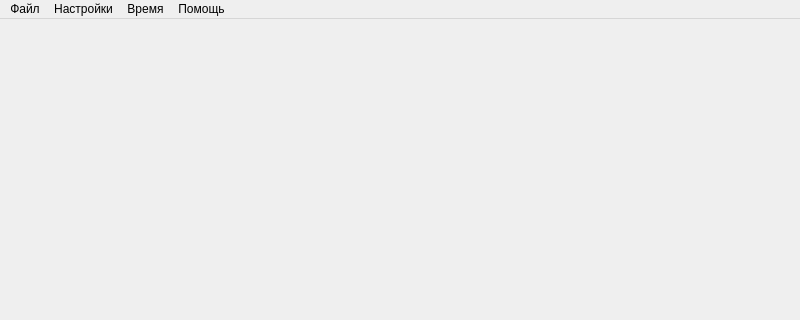
zak2791/Tabloh2H, file mainwindow.ui: the form before one commit; both pictures show x 0 to 800 and y 0 to 320 of the 800 by 600 pixel window.
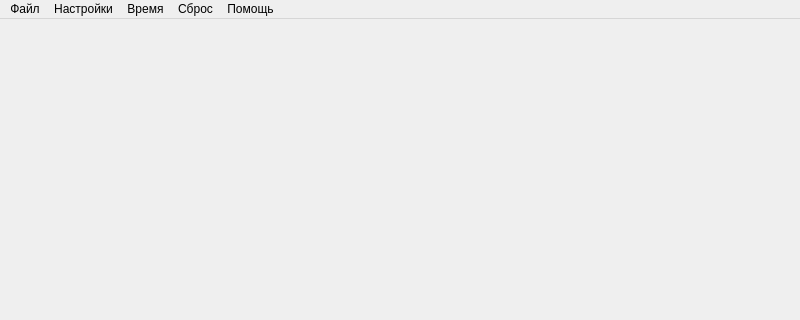
The form after the commit.

The edit to the form file:
```diff
--- a/mainwindow.ui
+++ b/mainwindow.ui
@@ -20,7 +20,7 @@
      <x>0</x>
      <y>0</y>
      <width>800</width>
-     <height>21</height>
+     <height>26</height>
     </rect>
    </property>
    <widget class="QMenu" name="mFile">
@@ -55,9 +55,16 @@
     </property>
     <addaction name="winHelp"/>
    </widget>
+   <widget class="QMenu" name="mSbros">
+    <property name="title">
+     <string>Сброс</string>
+    </property>
+    <addaction name="actSbros"/>
+   </widget>
    <addaction name="mFile"/>
    <addaction name="settings"/>
    <addaction name="time"/>
+   <addaction name="mSbros"/>
    <addaction name="help"/>
   </widget>
   <widget class="QStatusBar" name="statusbar"/>
```
Left out of the diff: 5 changed lines with no effect on the pictures.
